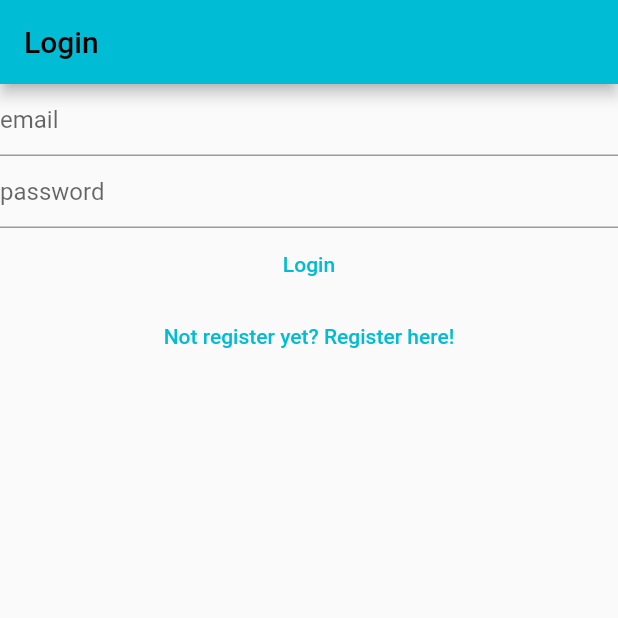
After one commit to jfox-antorcha/mynotes, a Flutter app: the screen it shows after launch, after a tap on "Login", on a phone screen of 412 x 824 dp, the top half of it. The commit adds this screen. Run offline on Flutter 3.47's test engine with Material 2 defaults, Android fonts, the phone set to English and light mode, and no system bars; our stand-ins replace firebase_auth, firebase_core; accounts and stored records are empty; generated files the repository leaves out were written again; network calls fail.

Commit message:
feat: register - login - verify email views

```diff
--- a/lib/main.dart
+++ b/lib/main.dart
@@ -1,7 +1,10 @@
+import 'package:firebase_auth/firebase_auth.dart';
+import 'package:firebase_core/firebase_core.dart';
 import 'package:flutter/material.dart';
-import 'package:firebase_core/firebase_core.dart';
-import 'package:firebase_auth/firebase_auth.dart';
-import 'firebase_options.dart';
+import 'package:mynotes/firebase_options.dart';
+import 'package:mynotes/view/auth/register.dart';
+import 'package:mynotes/view/auth/login.dart';
+import 'package:mynotes/view/auth/verify_email.dart';
 
 void main() {
   runApp(MaterialApp(
@@ -10,80 +13,46 @@ void main() {
       primarySwatch: Colors.cyan,
     ),
     home: const HomePage(),
+    routes: {
+      '/login': (context) => const LoginView(),
+      '/register': (context) => const RegisterView(),
+      '/verifyEmail': (context) => const VerifyEmailView(),
+    },
   ));
 }
 
-class HomePage extends StatefulWidget {
+class HomePage extends StatelessWidget {
   const HomePage({super.key});
 
   @override
-  State<HomePage> createState() => _HomePageState();
-}
-
-class _HomePageState extends State<HomePage> {
-  late final TextEditingController _email;
-  late final TextEditingController _password;
-
-  @override
-  void initState() {
-    _email = TextEditingController();
-    _password = TextEditingController();
-    super.initState();
-  }
-
-  @override
-  void dispose() {
-    _email.dispose();
-    _password.dispose();
-    super.dispose();
-  }
-
-  @override
   Widget build(BuildContext context) {
-    return Scaffold(
-        appBar: AppBar(
-          title: const Text('Register'),
-        ),
-        body: FutureBuilder(
+    return FutureBuilder(
       future: Firebase.initializeApp(
         options: DefaultFirebaseOptions.currentPlatform,
       ),
       builder: (context, snapshot) {
         switch (snapshot.connectionState) {
           case ConnectionState.done:
-                return Column(
-                  children: [
-                    TextField(
-                      controller: _email,
-                      autocorrect: false,
-                      enableSuggestions: false,
-                      keyboardType: TextInputType.emailAddress,
-                      decoration: const InputDecoration(hintText: 'email'),
-                    ),
-                    TextField(
-                      controller: _password,
-                      obscureText: true,
-                      autocorrect: false,
-                      enableSuggestions: false,
-                      decoration: const InputDecoration(hintText: 'password'),
-                    ),
-                    TextButton(
-                      onPressed: () async {
-                        final email = _email.text;
-                        final password = _password.text;
-                        final userCredentials = await FirebaseAuth.instance
-                            .createUserWithEmailAndPassword(
-                                email: email, password: password);
-                        print(userCredentials);
-                      },
-                      child: const Text('Register'),
-                    ),
-                  ],
-                );
+            final user = FirebaseAuth.instance.currentUser;
+            if (user == null) return const LoginView();
+            if (!user.emailVerified) return const VerifyEmailView();
+            return const Text('User verified!!!');
           default:
-                return const Text('Loading...');
+            return const CircularProgressView();
         }
       },
+    );
+  }
+}
+
+class CircularProgressView extends StatelessWidget {
+  const CircularProgressView({super.key});
+
+  @override
+  Widget build(BuildContext context) {
+    return const Scaffold(
+        body: Center(
+      child: CircularProgressIndicator(),
     ));
   }
 }
--- /dev/null
+++ b/lib/view/auth/login.dart
@@ -0,0 +1,82 @@
+import 'package:flutter/material.dart';
+import 'package:firebase_auth/firebase_auth.dart';
+
+class LoginView extends StatefulWidget {
+  const LoginView({super.key});
+
+  @override
+  State<LoginView> createState() => _LoginViewState();
+}
+
+class _LoginViewState extends State<LoginView> {
+  late final TextEditingController _email;
+  late final TextEditingController _password;
+
+  @override
+  void initState() {
+    _email = TextEditingController();
+    _password = TextEditingController();
+    super.initState();
+  }
+
+  @override
+  void dispose() {
+    _email.dispose();
+    _password.dispose();
+    super.dispose();
+  }
+
+  @override
+  Widget build(BuildContext context) {
+    return Scaffold(
+      appBar: AppBar(title: const Text('Login')),
+      body: Column(
+        children: [
+          TextField(
+            controller: _email,
+            autocorrect: false,
+            enableSuggestions: false,
+            keyboardType: TextInputType.emailAddress,
+            decoration: const InputDecoration(hintText: 'email'),
+          ),
+          TextField(
+            controller: _password,
+            obscureText: true,
+            autocorrect: false,
+            enableSuggestions: false,
+            decoration: const InputDecoration(hintText: 'password'),
+          ),
+          TextButton(
+            onPressed: () async {
+              final email = _email.text;
+              final password = _password.text;
+              try {
+                final userCredentials = await FirebaseAuth.instance
+                    .signInWithEmailAndPassword(
+                        email: email, password: password);
+                print(userCredentials);
+              } on FirebaseAuthException catch (e) {
+                switch (e.code) {
+                  case 'user-not-found':
+                    print('User not found!!!');
+                    break;
+
+                  case 'wrong-password':
+                    print('Wrong password!!!');
+                    break;
+                  default:
+                    print('something worng happend');
+                    break;
+                }
+              }
+            },
+            child: const Text('Login'),
+          ),
+          TextButton(
+              onPressed: () {},
+              child: const Text('Not register yet? Register here!'))
+        ],
+      ),
+    );
+  }
+}
--- /dev/null
+++ b/lib/view/auth/register.dart
@@ -0,0 +1,85 @@
+import 'package:flutter/material.dart';
+import 'package:firebase_auth/firebase_auth.dart';
+
+class RegisterView extends StatefulWidget {
+  const RegisterView({super.key});
+
+  @override
+  State<RegisterView> createState() => _RegisterViewState();
+}
+
+class _RegisterViewState extends State<RegisterView> {
+  late final TextEditingController _email;
+  late final TextEditingController _password;
+
+  @override
+  void initState() {
+    _email = TextEditingController();
+    _password = TextEditingController();
+    super.initState();
+  }
+
+  @override
+  void dispose() {
+    _email.dispose();
+    _password.dispose();
+    super.dispose();
+  }
+
+  @override
+  Widget build(BuildContext context) {
+    return Scaffold(
+        appBar: AppBar(
+          title: const Text('Register'),
+        ),
+        body: Column(
+          children: [
+            TextField(
+              controller: _email,
+              autocorrect: false,
+              enableSuggestions: false,
+              keyboardType: TextInputType.emailAddress,
+              decoration: const InputDecoration(hintText: 'email'),
+            ),
+            TextField(
+              controller: _password,
+              obscureText: true,
+              autocorrect: false,
+              enableSuggestions: false,
+              decoration: const InputDecoration(hintText: 'password'),
+            ),
+            TextButton(
+              onPressed: () async {
+                final email = _email.text;
+                final password = _password.text;
+                try {
+                  final userCredentials = await FirebaseAuth.instance
+                      .createUserWithEmailAndPassword(
+                          email: email, password: password);
+                  print(userCredentials);
+                } on FirebaseAuthException catch (e) {
+                  switch (e.code) {
+                    case 'weak-password':
+                      print('Weak password :-(');
+                      break;
+
+                    case 'email-already-in-use':
+                      print('Oh no, email is already in use!');
+                      break;
+
+                    case 'invalid-email':
+                      print('invalid email');
+                      break;
+
+                    default:
+                      print('something went wrong!!!');
+                      break;
+                  }
+                }
+              },
+              child: const Text('Register'),
+            ),
+          ],
+        ));
+  }
+}
```
Also changed, not shown: lib/view/auth/verify_email.dart (added, +29 -0 lines), 1 other file. Lines whose indentation alone changed are shown as unchanged.
